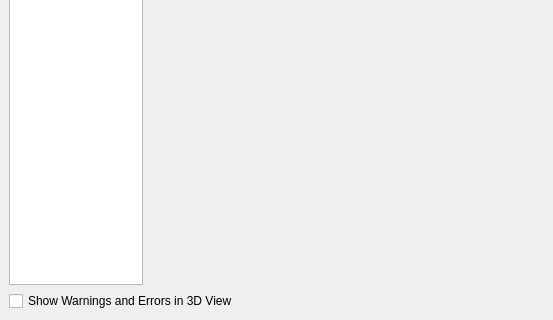
Above: src/Preferences.ui from openscad/openscad before the change; both pictures show x 0 to 553 and y 160 to 480 of the 553 by 480 pixel window. Below: the same form after it.
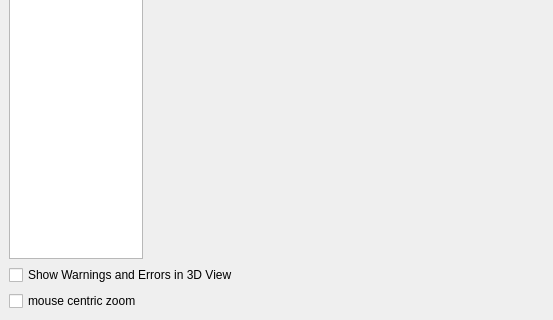
That is the form after the change. The open tabs and pages were chosen to show the change. Icons and pictures are not drawn. Custom widgets are drawn as their Qt base class.

Commit message: option to disable mouse centric zoom

The edit to the form file:
```diff
--- a/src/Preferences.ui
+++ b/src/Preferences.ui
@@ -97,6 +97,16 @@
           </property>
          </widget>
         </item>
+        <item>
+         <widget class="QCheckBox" name="checkBoxMouseCentricZoom">
+          <property name="text">
+           <string>mouse centric zoom</string>
+          </property>
+          <property name="checked">
+           <bool>false</bool>
+          </property>
+         </widget>
+        </item>
        </layout>
       </widget>
       <widget class="QWidget" name="pageEditor">
```
The commit also changes 5 other files.
